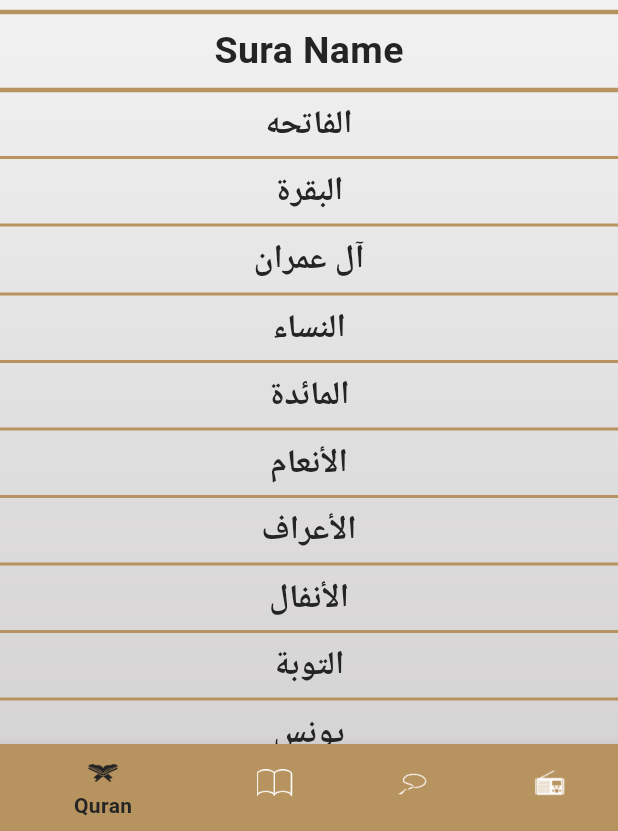
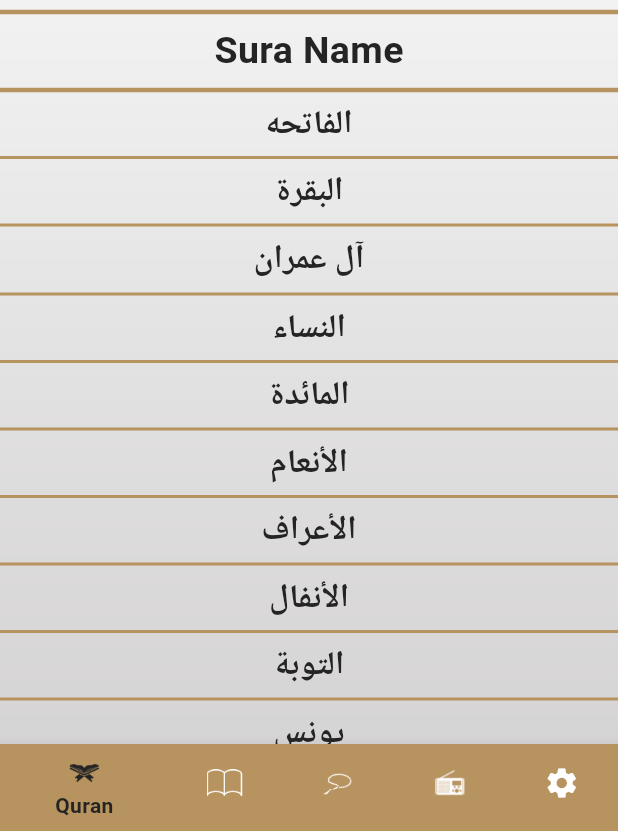
Before and after one commit to Amira-ElSafty/islami_app_c11_online, a Flutter app: the screen it shows after launch, on a phone screen of 412 x 824 dp, the part 405-1236 px from its top. Run offline on Flutter 3.47's test engine with Material 3 defaults, Android fonts, the phone set to English and light mode, and no system bars; generated files the repository leaves out were written again.

Commit message:
added localizations. finished settings tab by using provider.

```diff
--- /dev/null
+++ b/l10n.yaml
@@ -0,0 +1,3 @@
+arb-dir: lib/l10n
+template-arb-file: app_en.arb
+output-localization-file: app_localizations.dart
--- a/lib/app_colors.dart
+++ b/lib/app_colors.dart
@@ -3,5 +3,7 @@ import 'package:flutter/material.dart';
 class AppColors {
   static const Color blackColor = Color(0xff242424);
   static const Color primaryLightColor = Color(0xffB7935F);
+  static const Color primaryDarkColor = Color(0xff141A2E);
   static const Color whiteColor = Color(0xfffffffF);
+  static const Color yellowColor = Color(0xffFACC1D);
 }
--- a/lib/home/home_screen.dart
+++ b/lib/home/home_screen.dart
@@ -3,6 +3,10 @@ import 'package:flutter_app_islami_online_c11/home/hadeth/hadeth_tab.dart';
 import 'package:flutter_app_islami_online_c11/home/quran/quran_tab.dart';
 import 'package:flutter_app_islami_online_c11/home/radio/radio_tab.dart';
 import 'package:flutter_app_islami_online_c11/home/sebha/sebha_tab.dart';
+import 'package:flutter_app_islami_online_c11/home/settings/settings_tab.dart';
+import 'package:flutter_app_islami_online_c11/providers/app_config_provider.dart';
+import 'package:flutter_gen/gen_l10n/app_localizations.dart';
+import 'package:provider/provider.dart';
 
 class HomeScreen extends StatefulWidget {
   static const String routeName = 'home_screen';
@@ -16,18 +20,26 @@ class _HomeScreenState extends State<HomeScreen> {
 
   @override
   Widget build(BuildContext context) {
+    var provider = Provider.of<AppConfigProvider>(context);
     return Stack(
       children: [
-        Image.asset(
-          'assets/images/main_background.png',
-          width: double.infinity,
-          height: double.infinity,
-          fit: BoxFit.fill,
-        ),
+        provider.isDarkMode()
+            ? Image.asset(
+                'assets/images/main_background_dark.png',
+                width: double.infinity,
+                height: double.infinity,
+                fit: BoxFit.fill,
+              )
+            : Image.asset(
+                'assets/images/main_background.png',
+                width: double.infinity,
+                height: double.infinity,
+                fit: BoxFit.fill,
+              ),
         Scaffold(
           appBar: AppBar(
             title: Text(
-              'Islami',
+              AppLocalizations.of(context)!.app_title,
               style: Theme.of(context).textTheme.bodyLarge,
             ),
           ),
@@ -40,24 +52,27 @@ class _HomeScreenState extends State<HomeScreen> {
                 selectedIndex = index;
                 setState(() {});
               },
-              items: const [
+              items: [
                 BottomNavigationBarItem(
                     icon: ImageIcon(
                       AssetImage('assets/images/icon_quran.png'),
                     ),
-                    label: 'Quran'),
+                    label: AppLocalizations.of(context)!.quran),
                 BottomNavigationBarItem(
                     icon:
                         ImageIcon(AssetImage('assets/images/icon_hadeth.png')),
-                    label: 'Hadeth'),
+                    label: AppLocalizations.of(context)!.hadeth),
                 BottomNavigationBarItem(
                     icon: ImageIcon(
                       AssetImage('assets/images/icon_sebha.png'),
                     ),
-                    label: 'Sebha'),
+                    label: AppLocalizations.of(context)!.sebha),
                 BottomNavigationBarItem(
                     icon: ImageIcon(AssetImage('assets/images/icon_radio.png')),
-                    label: 'Radio'),
+                    label: AppLocalizations.of(context)!.radio),
+                BottomNavigationBarItem(
+                    icon: Icon(Icons.settings),
+                    label: AppLocalizations.of(context)!.settings),
               ],
             ),
           ),
@@ -67,5 +82,11 @@ class _HomeScreenState extends State<HomeScreen> {
     );
   }
 
-  List<Widget> tabs = [QuranTab(), HadethTab(), SebhaTab(), RadioTab()];
+  List<Widget> tabs = [
+    QuranTab(),
+    HadethTab(),
+    SebhaTab(),
+    RadioTab(),
+    SettingsTab()
+  ];
 }
--- a/lib/home/quran/quran_tab.dart
+++ b/lib/home/quran/quran_tab.dart
@@ -1,6 +1,9 @@
 import 'package:flutter/material.dart';
 import 'package:flutter_app_islami_online_c11/app_colors.dart';
 import 'package:flutter_app_islami_online_c11/home/quran/item_sura_name.dart';
+import 'package:flutter_app_islami_online_c11/providers/app_config_provider.dart';
+import 'package:flutter_gen/gen_l10n/app_localizations.dart';
+import 'package:provider/provider.dart';
 
 class QuranTab extends StatelessWidget {
   List<String> names = [
@@ -122,19 +125,24 @@ class QuranTab extends StatelessWidget {
 
   @override
   Widget build(BuildContext context) {
+    var provider = Provider.of<AppConfigProvider>(context);
     return Column(
       children: [
         Expanded(child: Image.asset('assets/images/quran_logo.png')),
         Divider(
-          color: AppColors.primaryLightColor,
+          color: provider.isDarkMode()
+              ? AppColors.yellowColor
+              : AppColors.primaryLightColor,
           thickness: 3,
         ),
         Text(
-          'Sura Name',
+          AppLocalizations.of(context)!.sura_name,
           style: Theme.of(context).textTheme.bodyMedium,
         ),
         Divider(
-          color: AppColors.primaryLightColor,
+          color: provider.isDarkMode()
+              ? AppColors.yellowColor
+              : AppColors.primaryLightColor,
           thickness: 3,
         ),
         Expanded(
@@ -142,7 +150,9 @@ class QuranTab extends StatelessWidget {
           child: ListView.separated(
             separatorBuilder: (context, index) {
               return Divider(
-                color: AppColors.primaryLightColor,
+                color: provider.isDarkMode()
+                    ? AppColors.yellowColor
+                    : AppColors.primaryLightColor,
                 thickness: 2,
               );
             },
--- a/lib/main.dart
+++ b/lib/main.dart
@@ -3,9 +3,13 @@ import 'package:flutter_app_islami_online_c11/home/hadeth/hadeth_details_screen.
 import 'package:flutter_app_islami_online_c11/home/home_screen.dart';
 import 'package:flutter_app_islami_online_c11/home/quran/sura_details_screen.dart';
 import 'package:flutter_app_islami_online_c11/my_theme_data.dart';
+import 'package:flutter_app_islami_online_c11/providers/app_config_provider.dart';
+import 'package:flutter_gen/gen_l10n/app_localizations.dart';
+import 'package:provider/provider.dart';
 
 void main() {
-  runApp(MyApp());
+  runApp(ChangeNotifierProvider(
+      create: (context) => AppConfigProvider(), child: MyApp()));
 }
 
 class MyApp extends StatelessWidget {
@@ -13,6 +17,7 @@ class MyApp extends StatelessWidget {
 
   @override
   Widget build(BuildContext context) {
+    var provider = Provider.of<AppConfigProvider>(context);
     return MaterialApp(
       debugShowCheckedModeBanner: false,
       initialRoute: HomeScreen.routeName,
@@ -22,6 +27,11 @@ class MyApp extends StatelessWidget {
         HadethDetailsScreen.routeName: (context) => HadethDetailsScreen(),
       },
       theme: MyThemeData.lightMode,
+      themeMode: provider.appTheme,
+      darkTheme: MyThemeData.darkMode,
+      localizationsDelegates: AppLocalizations.localizationsDelegates,
+      supportedLocales: AppLocalizations.supportedLocales,
+      locale: Locale(provider.appLanguage),
     );
   }
 }
--- a/lib/my_theme_data.dart
+++ b/lib/my_theme_data.dart
@@ -37,4 +37,39 @@ class MyThemeData {
           fontWeight: FontWeight.w400,
         )),
   );
+
+  static final ThemeData darkMode = ThemeData(
+    primaryColor: AppColors.primaryDarkColor,
+    scaffoldBackgroundColor: Colors.transparent,
+    appBarTheme: const AppBarTheme(
+        backgroundColor: Colors.transparent,
+        iconTheme: IconThemeData(color: AppColors.whiteColor),
+        elevation: 0,
+        centerTitle: true),
+    bottomNavigationBarTheme: const BottomNavigationBarThemeData(
+      selectedItemColor: AppColors.yellowColor,
+      unselectedItemColor: AppColors.whiteColor,
+    ),
+    textTheme: const TextTheme(
+        bodyLarge: TextStyle(
+          color: AppColors.whiteColor,
+          fontSize: 30,
+          fontWeight: FontWeight.bold,
+        ),
+        bodyMedium: TextStyle(
+          color: AppColors.whiteColor,
+          fontSize: 25,
+          fontWeight: FontWeight.w700,
+        ),
+        bodySmall: TextStyle(
+          color: AppColors.whiteColor,
+          fontSize: 22,
+          fontWeight: FontWeight.bold,
+        ),
+        titleLarge: TextStyle(
+          color: AppColors.whiteColor,
+          fontSize: 20,
+          fontWeight: FontWeight.w400,
+        )),
+  );
 }
--- /dev/null
+++ b/lib/providers/app_config_provider.dart
@@ -0,0 +1,27 @@
+import 'package:flutter/material.dart';
+
+class AppConfigProvider extends ChangeNotifier {
+  /// data
+  String appLanguage = 'en';
+  ThemeMode appTheme = ThemeMode.light;
+
+  void changeLanguage(String newLanguage) {
+    if (appLanguage == newLanguage) {
+      return;
+    }
+    appLanguage = newLanguage;
+    notifyListeners();
+  }
+
+  void changeTheme(ThemeMode newMode) {
+    if (appTheme == newMode) {
+      return;
+    }
+    appTheme = newMode;
+    notifyListeners();
+  }
+
+  bool isDarkMode() {
+    return appTheme == ThemeMode.dark;
+  }
+}
--- a/pubspec.yaml
+++ b/pubspec.yaml
@@ -30,6 +30,10 @@ environment:
 dependencies:
   flutter:
     sdk: flutter
+  flutter_localizations:
+    sdk: flutter
+  intl: any
+  provider: ^6.1.2
 
 
   # The following adds the Cupertino Icons font to your application.
@@ -52,6 +56,7 @@ dev_dependencies:
 
 # The following section is specific to Flutter packages.
 flutter:
+  generate: true
 
   # The following line ensures that the Material Icons font is
   # included with your application, so that you can use the icons in
```
Also changed, not shown: lib/home/hadeth/hadeth_details_screen.dart (+19 -7 lines), lib/home/hadeth/hadeth_tab.dart (+14 -5 lines), lib/home/quran/sura_details_screen.dart (+22 -8 lines), lib/home/settings/language_bottom_sheet.dart (added, +73 -0 lines), lib/home/settings/settings_tab.dart (added, +102 -0 lines), lib/home/settings/theme_bottom_sheet.dart (added, +72 -0 lines), lib/l10n/app_ar.arb (added, +16 -0 lines), lib/l10n/app_en.arb (added, +16 -0 lines), assets/images/2.0x/main_background_dark@2x.png (added), assets/images/3.0x/main_background_dark@3x.png (added), assets/images/main_background_dark.png (added), pubspec.lock.
